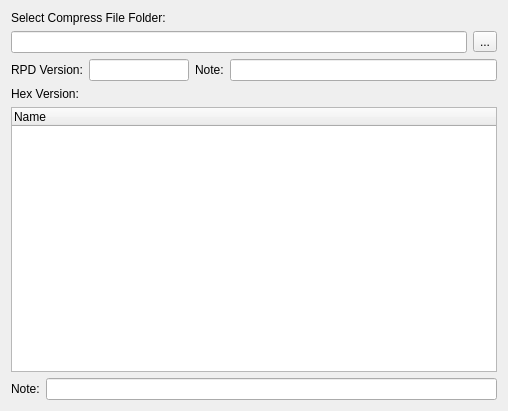
Old version of the form Libs/AdvUser/advusercompress.ui in the repository tiangaomingjing/ServoDriveTech.
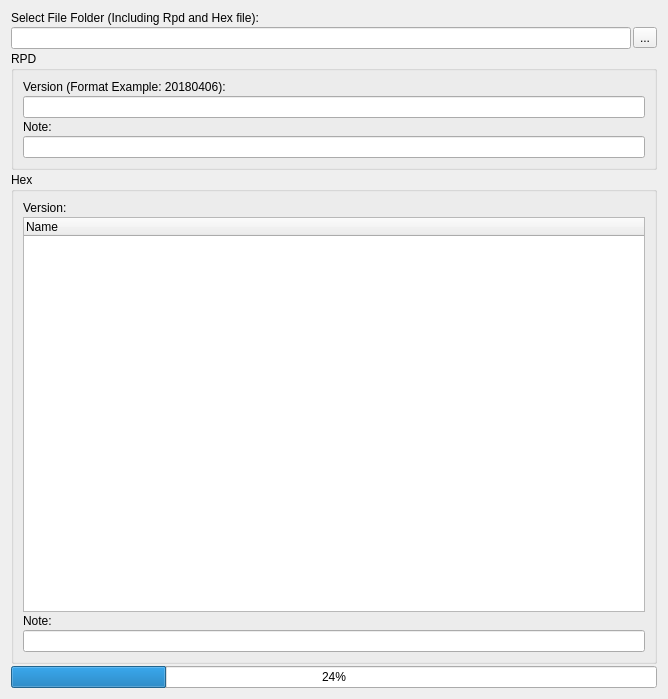
New version of the form.

Diff of the .ui file:
```diff
--- a/Libs/AdvUser/advusercompress.ui
+++ b/Libs/AdvUser/advusercompress.ui
@@ -6,18 +6,21 @@
    <rect>
     <x>0</x>
     <y>0</y>
-    <width>508</width>
-    <height>411</height>
+    <width>668</width>
+    <height>699</height>
    </rect>
   </property>
   <property name="windowTitle">
    <string>Form</string>
   </property>
-  <layout class="QVBoxLayout" name="verticalLayout">
+  <layout class="QVBoxLayout" name="verticalLayout_3">
+   <property name="spacing">
+    <number>2</number>
+   </property>
    <item>
     <widget class="QLabel" name="label">
      <property name="text">
-      <string>Select Compress File Folder:</string>
+      <string>Select File Folder (Including Rpd and Hex file):</string>
      </property>
     </widget>
    </item>
@@ -40,11 +43,18 @@
     </layout>
    </item>
    <item>
-    <layout class="QHBoxLayout" name="horizontalLayout">
+    <widget class="QGroupBox" name="groupBox">
+     <property name="title">
+      <string>RPD</string>
+     </property>
+     <layout class="QVBoxLayout" name="verticalLayout">
+      <property name="spacing">
+       <number>2</number>
+      </property>
      <item>
       <widget class="QLabel" name="label_3">
        <property name="text">
-        <string>RPD Version:</string>
+         <string>Version (Format Example: 20180406):</string>
        </property>
       </widget>
      </item>
@@ -52,7 +62,7 @@
       <widget class="QLineEdit" name="lineEdit_advRpdVersion">
        <property name="maximumSize">
         <size>
-         <width>100</width>
+          <width>16777215</width>
          <height>16777215</height>
         </size>
        </property>
@@ -69,11 +79,21 @@
       <widget class="QLineEdit" name="lineEdit_advRpdNote"/>
      </item>
     </layout>
+    </widget>
    </item>
+   <item>
+    <widget class="QGroupBox" name="groupBox_2">
+     <property name="title">
+      <string>Hex</string>
+     </property>
+     <layout class="QVBoxLayout" name="verticalLayout_2">
+      <property name="spacing">
+       <number>2</number>
+      </property>
    <item>
     <widget class="QLabel" name="label_2">
      <property name="text">
-      <string>Hex Version:</string>
+         <string>Version:</string>
      </property>
     </widget>
    </item>
@@ -87,8 +107,6 @@
     </widget>
    </item>
    <item>
-    <layout class="QHBoxLayout" name="horizontalLayout_3">
-     <item>
       <widget class="QLabel" name="label_4">
        <property name="text">
         <string>Note:</string>
@@ -109,6 +127,14 @@
       </widget>
      </item>
     </layout>
+    </widget>
+   </item>
+   <item>
+    <widget class="QProgressBar" name="progressBar">
+     <property name="value">
+      <number>24</number>
+     </property>
+    </widget>
    </item>
   </layout>
  </widget>
```
Lines whose indentation alone changed are shown as unchanged.
